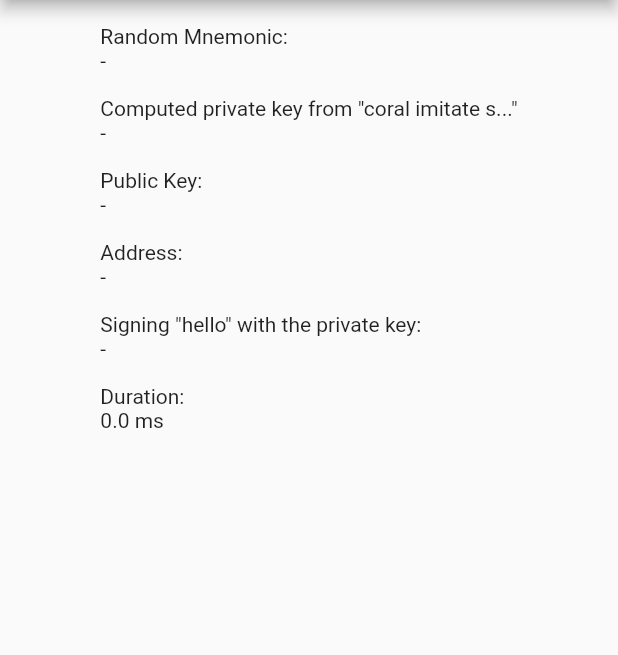
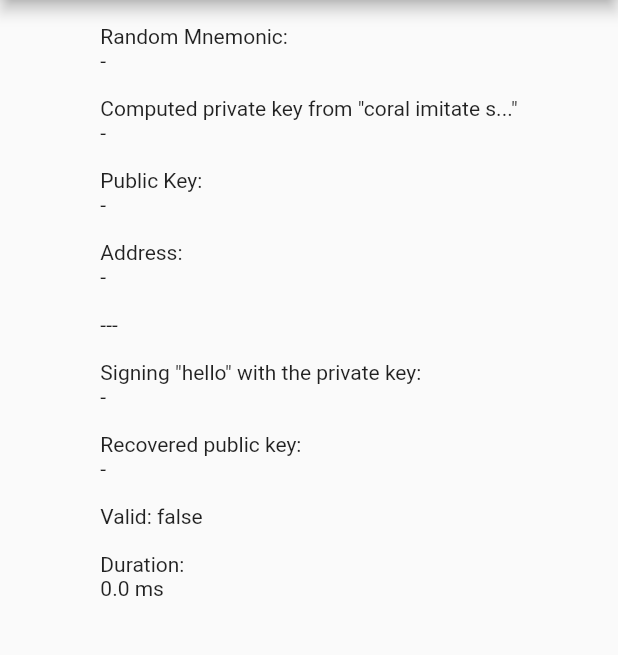
Before and after one commit to vocdoni/dvote-flutter-crypto, a Flutter app: the screen it shows after launch, after a tap on "Wallet", on a phone screen of 412 x 824 dp, the part 84-739 px from its top. Run offline on Flutter 3.47's test engine with Material 2 defaults, Android fonts, the phone set to English and light mode, and no system bars; missing offline and left inert: dart:ffi.

Commit message:
Adding support for Ethereum signature verification and public key recovery

```diff
--- a/example/lib/wallet.dart
+++ b/example/lib/wallet.dart
@@ -14,7 +14,9 @@ class _WalletScreenState extends State<WalletScreen> {
       _privateKey = "-",
       _publicKey = "-",
       _address = "-",
-      _signature = "-";
+      _signature = "-",
+      _recoveredPublicKey = "-";
+  bool _valid = false;
   String message = "hello";
   Duration _duration = Duration(seconds: 0);
 
@@ -27,6 +29,7 @@ class _WalletScreenState extends State<WalletScreen> {
   // Platform messages are asynchronous, so we initialize in an async method.
   Future<void> initPlatformState() async {
     setState(() {
+      try {
         final start = DateTime.now();
         _randomMnemonic = generateMnemonic(192);
         _privateKey = computePrivateKey(MNEMONIC);
@@ -35,8 +38,13 @@ class _WalletScreenState extends State<WalletScreen> {
         _address = computeAddress(_privateKey);
 
         _signature = signMessage(message, _privateKey);
+        _recoveredPublicKey = recoverMessageSigner(_signature, message);
+        _valid = isSignatureValid(_signature, message, _publicKey);
 
         _duration = start.difference(DateTime.now()).abs();
+      } catch (err) {
+        print(err);
+      }
     });
   }
 
@@ -54,8 +62,15 @@ $_publicKey
 Address:
 $_address
 
+---
+
 Signing "$message" with the private key:
 $_signature
+
+Recovered public key:
+$_recoveredPublicKey
+
+Valid: $_valid
 
 Duration:
 ${_duration.inMicroseconds / 1000} ms
--- a/pubspec.yaml
+++ b/pubspec.yaml
@@ -1,6 +1,6 @@
 name: dvote_native
 description: Flutter plugin to allow native mobile apps to interact with Vocdoni decentralized votes.
-version: 0.6.0
+version: 0.7.0
 homepage: https://gitlab.com/vocdoni/dvote-flutter-native
 repository: https://gitlab.com/vocdoni/dvote-flutter-native.git
 documentation: https://vocdoni.io/docs
```
Also changed, not shown: lib/dvote_native.dart (+68 -2 lines), example/pubspec.lock, 3 other files. Lines whose indentation alone changed are shown as unchanged.
